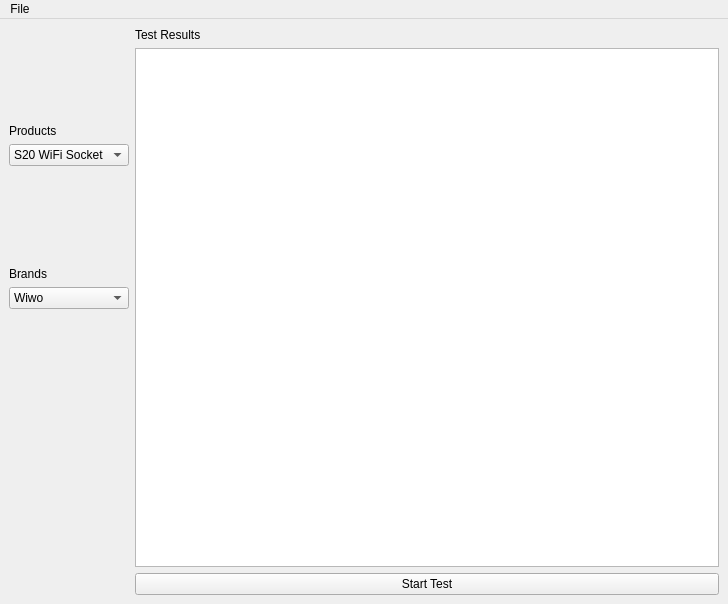
Old version of the form iottestbed.ui in the repository OmarEinea/IoTTestbed.
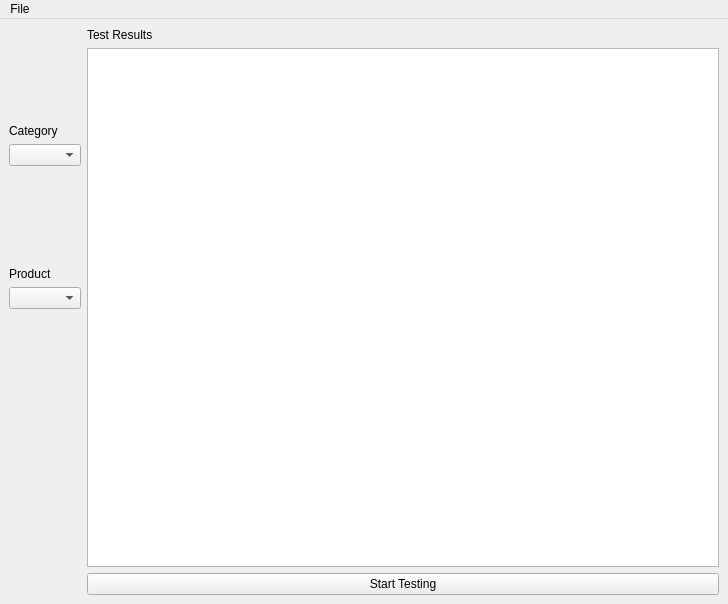
New version of the form.

Commit message: Updated widgets and labels names according to the new changes

Patch:
```diff
--- a/iottestbed.ui
+++ b/iottestbed.ui
@@ -22,10 +22,23 @@
      <layout class="QVBoxLayout" name="leftColumnLayout">
       <item>
        <layout class="QVBoxLayout" name="choicesContainer">
+        <item>
+         <widget class="QLabel" name="categoriesLabel">
+          <property name="text">
+           <string>Category</string>
+          </property>
+          <property name="alignment">
+           <set>Qt::AlignBottom|Qt::AlignLeading|Qt::AlignLeft</set>
+          </property>
+         </widget>
+        </item>
+        <item>
+         <widget class="QComboBox" name="categoriesCombo"/>
+        </item>
         <item>
          <widget class="QLabel" name="productsLabel">
           <property name="text">
-           <string>Products</string>
+           <string>Product</string>
           </property>
           <property name="alignment">
            <set>Qt::AlignBottom|Qt::AlignLeading|Qt::AlignLeft</set>
@@ -33,42 +46,7 @@
          </widget>
         </item>
         <item>
-         <widget class="QComboBox" name="productsList">
-          <item>
-           <property name="text">
-            <string>S20 WiFi Socket</string>
-           </property>
-          </item>
-          <item>
-           <property name="text">
-            <string>Thermostat</string>
-           </property>
-          </item>
-         </widget>
-        </item>
-        <item>
-         <widget class="QLabel" name="brandsLabel">
-          <property name="text">
-           <string>Brands</string>
-          </property>
-          <property name="alignment">
-           <set>Qt::AlignBottom|Qt::AlignLeading|Qt::AlignLeft</set>
-          </property>
-         </widget>
-        </item>
-        <item>
-         <widget class="QComboBox" name="brandsList">
-          <item>
-           <property name="text">
-            <string>Wiwo</string>
-           </property>
-          </item>
-          <item>
-           <property name="text">
-            <string>Nest</string>
-           </property>
-          </item>
-         </widget>
+         <widget class="QComboBox" name="productsCombo"/>
         </item>
        </layout>
       </item>
@@ -96,7 +74,7 @@
       <item>
        <widget class="QPushButton" name="testButton">
         <property name="text">
-         <string>Start Test</string>
+         <string>Start Testing</string>
         </property>
        </widget>
       </item>
```
Left out of the diff: 4 changed lines with no effect on the pictures. The commit also changes 1 other file.
